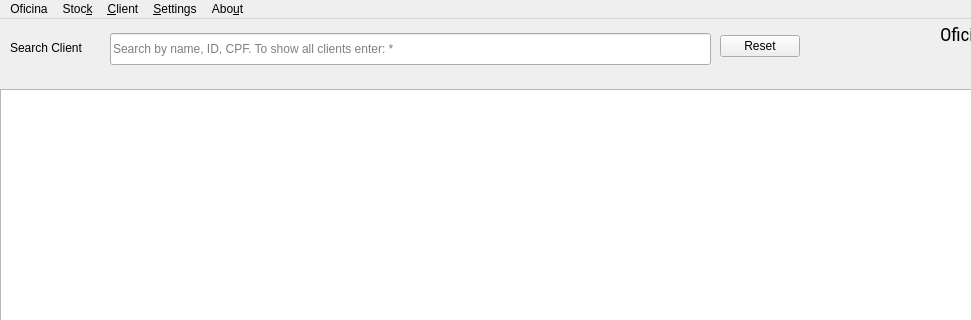
bedi1982/Oficina, file Main_Window.ui: the form before one commit; both pictures show x 0 to 971 and y 0 to 320 of the 1280 by 768 pixel window.
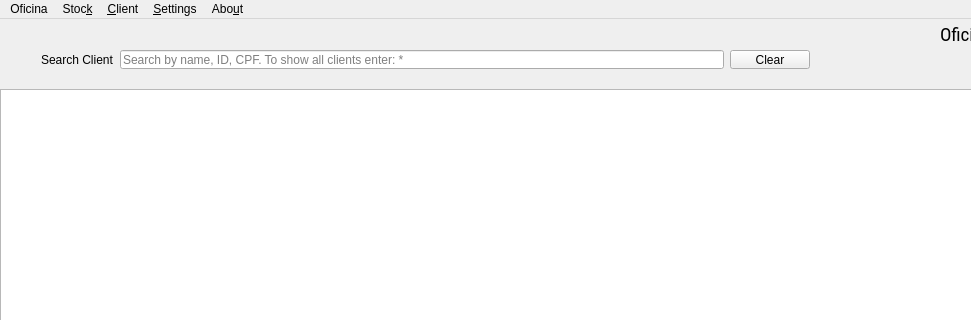
The form after the commit. Icons and pictures are not drawn.

Commit message: Added the clear option in the main window

Patch:
```diff
--- a/Main_Window.ui
+++ b/Main_Window.ui
@@ -134,38 +134,6 @@
      <enum>Qt::PlainText</enum>
     </property>
    </widget>
-   <widget class="QLabel" name="lbl_Search">
-    <property name="geometry">
-     <rect>
-      <x>10</x>
-      <y>20</y>
-      <width>99</width>
-      <height>18</height>
-     </rect>
-    </property>
-    <property name="text">
-     <string>Search Client</string>
-    </property>
-   </widget>
-   <widget class="QLineEdit" name="line_ID_or_CPF_or_Name">
-    <property name="geometry">
-     <rect>
-      <x>110</x>
-      <y>14</y>
-      <width>601</width>
-      <height>32</height>
-     </rect>
-    </property>
-    <property name="text">
-     <string/>
-    </property>
-    <property name="maxLength">
-     <number>30</number>
-    </property>
-    <property name="placeholderText">
-     <string>Search by name, ID, CPF. To show all clients enter: *</string>
-    </property>
-   </widget>
    <widget class="QLabel" name="lbl_Date">
     <property name="geometry">
      <rect>
@@ -198,18 +166,48 @@
      <bool>true</bool>
     </property>
    </widget>
-   <widget class="QDialogButtonBox" name="buttonBox">
+   <widget class="QWidget" name="horizontalLayoutWidget">
     <property name="geometry">
      <rect>
-      <x>720</x>
-      <y>10</y>
-      <width>91</width>
-      <height>34</height>
+      <x>30</x>
+      <y>20</y>
+      <width>791</width>
+      <height>41</height>
      </rect>
     </property>
-    <property name="standardButtons">
-     <set>QDialogButtonBox::Reset</set>
-    </property>
+    <layout class="QHBoxLayout" name="horizontalLayout">
+     <item>
+      <widget class="QLabel" name="lbl_Search">
+       <property name="text">
+        <string>Search Client</string>
+       </property>
+      </widget>
+     </item>
+     <item>
+      <widget class="QLineEdit" name="line_ID_or_CPF_or_Name">
+       <property name="text">
+        <string/>
+       </property>
+       <property name="maxLength">
+        <number>30</number>
+       </property>
+       <property name="placeholderText">
+        <string>Search by name, ID, CPF. To show all clients enter: *</string>
+       </property>
+      </widget>
+     </item>
+     <item>
+      <widget class="QPushButton" name="pushButton">
+       <property name="text">
+        <string>Clear</string>
+       </property>
+       <property name="icon">
+        <iconset resource="resources/images.qrc">
+         <normaloff>:/emoticons/tux.png</normaloff>:/emoticons/tux.png</iconset>
+       </property>
+      </widget>
+     </item>
+    </layout>
    </widget>
    <zorder>lbl_Search</zorder>
    <zorder>line_ID_or_CPF_or_Name</zorder>
```
Left out of the diff: 6 changed lines with no effect on the pictures. The commit also changes 2 other files.
